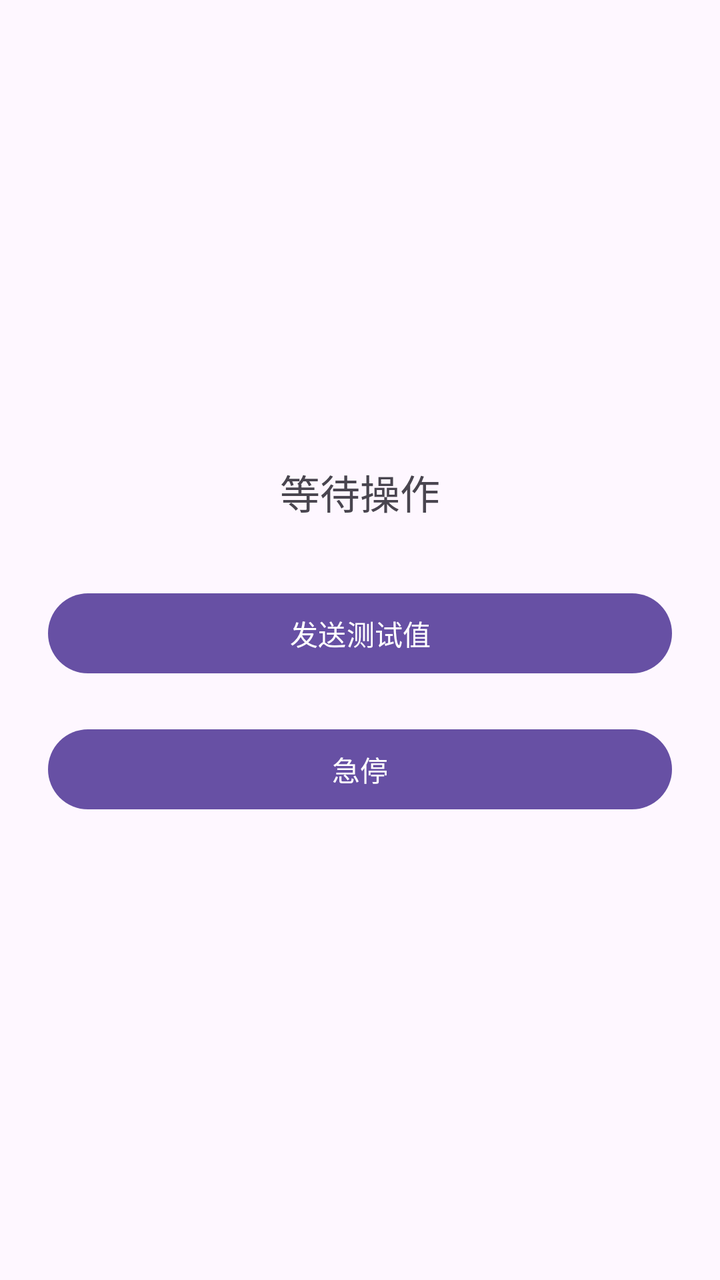
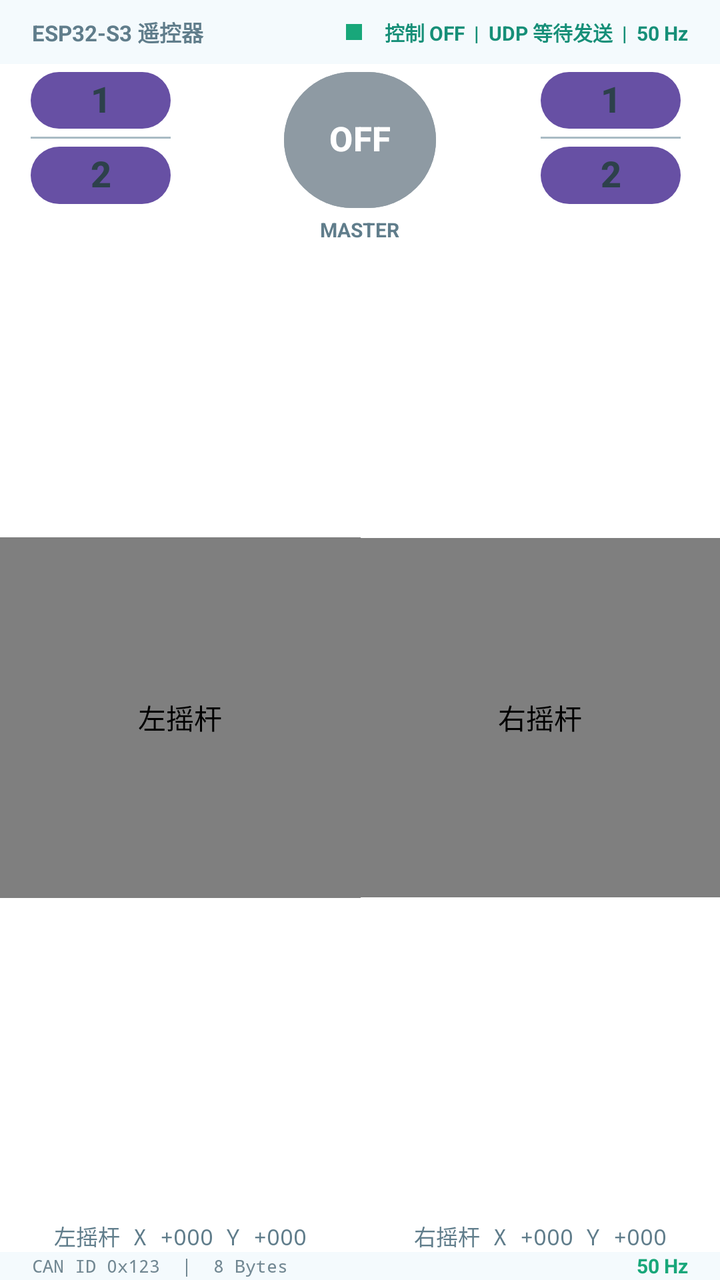

Two renders of the same Android screen: before a commit and after it. Below are the layout's source before the change and the commit's diff.
<!-- AndroidManifest.xml: application theme Theme._1027esp32rx -->
<!-- res/layout/activity_main.xml -->
<?xml version="1.0" encoding="utf-8"?>
<LinearLayout xmlns:android="http://schemas.android.com/apk/res/android"
    android:id="@+id/main"
    android:layout_width="match_parent"
    android:layout_height="match_parent"
    android:orientation="vertical"
    android:gravity="center"
    android:padding="24dp">

    <TextView
        android:id="@+id/statusText"
        android:layout_width="wrap_content"
        android:layout_height="wrap_content"
        android:text="等待操作"
        android:textSize="20sp"
        android:layout_marginBottom="32dp" />

    <Button
        android:id="@+id/sendButton"
        android:layout_width="match_parent"
        android:layout_height="wrap_content"
        android:text="发送测试值" />

    <Button
        android:id="@+id/stopButton"
        android:layout_width="match_parent"
        android:layout_height="wrap_content"
        android:text="急停"
        android:layout_marginTop="20dp" />

</LinearLayout>
<!-- resources referenced by this layout -->
<resources>
  <style name="Theme._1027esp32rx" parent="Base.Theme._1027esp32rx" />
  <style name="Base.Theme._1027esp32rx" parent="Theme.Material3.DayNight.NoActionBar">
          
          
      </style>
</resources>

<!-- the commit's change to res/layout/activity_main.xml (unified diff, before → after) -->
@@ -1,31 +1,287 @@
 <?xml version="1.0" encoding="utf-8"?>
 <LinearLayout xmlns:android="http://schemas.android.com/apk/res/android"
+    xmlns:app="http://schemas.android.com/apk/res-auto"
+    xmlns:tools="http://schemas.android.com/tools"
     android:id="@+id/main"
     android:layout_width="match_parent"
     android:layout_height="match_parent"
+    android:background="#F4FAFD"
+    android:keepScreenOn="true"
     android:orientation="vertical"
-    android:gravity="center"
-    android:padding="24dp">
-
-    <TextView
-        android:id="@+id/statusText"
-        android:layout_width="wrap_content"
-        android:layout_height="wrap_content"
-        android:text="等待操作"
-        android:textSize="20sp"
-        android:layout_marginBottom="32dp" />
-
-    <Button
-        android:id="@+id/sendButton"
+    tools:context=".MainActivity">
+
+    
+    <LinearLayout
         android:layout_width="match_parent"
-        android:layout_height="wrap_content"
-        android:text="发送测试值" />
-
-    <Button
-        android:id="@+id/stopButton"
+        android:layout_height="32dp"
+        android:gravity="center_vertical"
+        android:orientation="horizontal"
+        android:paddingStart="16dp"
+        android:paddingEnd="16dp">
+
+        <TextView
+            android:layout_width="0dp"
+            android:layout_height="wrap_content"
+            android:layout_weight="1"
+            android:text="ESP32-S3 遥控器"
+            android:textColor="#607D8B"
+            android:textSize="11sp"
+            android:textStyle="bold" />
+
+        <View
+            android:id="@+id/statusDot"
+            android:layout_width="8dp"
+            android:layout_height="8dp"
+            android:layout_marginEnd="6dp"
+            android:background="#18A77A" />
+
+        <TextView
+            android:id="@+id/statusText"
+            android:layout_width="0dp"
+            android:layout_height="wrap_content"
+            android:layout_weight="1"
+            android:gravity="end"
+            android:ellipsize="end"
+            android:maxLines="1"
+            android:text="控制 OFF  |  UDP 等待发送  |  50 Hz"
+            android:textColor="#168F78"
+            android:textSize="10sp"
+            android:textStyle="bold" />
+
+    </LinearLayout>
+
+    
+    <androidx.constraintlayout.widget.ConstraintLayout
         android:layout_width="match_parent"
-        android:layout_height="wrap_content"
-        android:text="急停"
-        android:layout_marginTop="20dp" />
+        android:layout_height="0dp"
+        android:layout_marginStart="0dp"
+        android:layout_marginEnd="0dp"
+        android:layout_weight="1"
+        android:background="#FFFFFF"
+        android:padding="0dp">
+
+        <androidx.constraintlayout.widget.Guideline
+            android:id="@+id/centerGuide"
+            android:layout_width="wrap_content"
+            android:layout_height="wrap_content"
+            android:orientation="vertical"
+            app:layout_constraintGuide_percent="0.5006916" />
+
+        
+        <LinearLayout
+            android:id="@+id/leftGearButton"
+            android:layout_width="70dp"
+            android:layout_height="74dp"
+            android:orientation="vertical"
+            app:layout_constraintEnd_toStartOf="@id/centerGuide"
+            app:layout_constraintHorizontal_bias="0.14"
+            app:layout_constraintStart_toStartOf="parent"
+            app:layout_constraintTop_toTopOf="parent">
+
+            <Button
+                android:id="@+id/leftGear1Button"
+                android:layout_width="match_parent"
+                android:layout_height="0dp"
+                android:layout_weight="1"
+                android:gravity="center"
+                android:includeFontPadding="false"
+                android:minWidth="0dp"
+                android:minHeight="0dp"
+                android:padding="0dp"
+                android:text="1"
+                android:textColor="#2D414B"
+                android:textSize="18sp"
+                android:textStyle="bold" />
+
+            <View
+                android:layout_width="match_parent"
+                android:layout_height="1dp"
+                android:background="#A9BBC4" />
+
+            <Button
+                android:id="@+id/leftGear2Button"
+                android:layout_width="match_parent"
+                android:layout_height="0dp"
+                android:layout_weight="1"
+                android:gravity="center"
+                android:includeFontPadding="false"
+                android:minWidth="0dp"
+                android:minHeight="0dp"
+                android:padding="0dp"
+                android:text="2"
+                android:textColor="#2D414B"
+                android:textSize="18sp"
+                android:textStyle="bold" />
+        </LinearLayout>
+
+        
+        <Button
+            android:id="@+id/powerButton"
+            android:layout_width="76dp"
+            android:layout_height="76dp"
+            android:backgroundTint="#8E9AA3"
+            android:gravity="center"
+            android:includeFontPadding="false"
+            android:lineSpacingExtra="-2dp"
+            android:minWidth="0dp"
+            android:minHeight="0dp"
+            android:padding="0dp"
+            android:text="OFF"
+            android:textAlignment="center"
+            android:textColor="#FFFFFF"
+            android:textSize="17sp"
+            android:textStyle="bold"
+            app:layout_constraintEnd_toEndOf="parent"
+            app:layout_constraintStart_toStartOf="parent"
+            app:layout_constraintTop_toTopOf="parent" />
+
+        <TextView
+            android:id="@+id/masterSwitchLabel"
+            android:layout_width="wrap_content"
+            android:layout_height="wrap_content"
+            android:text="MASTER"
+            android:textColor="#607D8B"
+            android:textSize="10sp"
+            android:textStyle="bold"
+            app:layout_constraintEnd_toEndOf="@id/powerButton"
+            app:layout_constraintStart_toStartOf="@id/powerButton"
+            app:layout_constraintTop_toBottomOf="@id/powerButton" />
+
+        
+        <LinearLayout
+            android:id="@+id/rightGearButton"
+            android:layout_width="70dp"
+            android:layout_height="74dp"
+            android:orientation="vertical"
+            app:layout_constraintEnd_toEndOf="parent"
+            app:layout_constraintHorizontal_bias="0.82"
+            app:layout_constraintStart_toEndOf="@id/centerGuide"
+            app:layout_constraintTop_toTopOf="parent">
+
+            <Button
+                android:id="@+id/rightGear1Button"
+                android:layout_width="match_parent"
+                android:layout_height="0dp"
+                android:layout_weight="1"
+                android:gravity="center"
+                android:includeFontPadding="false"
+                android:minWidth="0dp"
+                android:minHeight="0dp"
+                android:padding="0dp"
+                android:text="1"
+                android:textColor="#2D414B"
+                android:textSize="18sp"
+                android:textStyle="bold" />
+
+            <View
+                android:layout_width="match_parent"
+                android:layout_height="1dp"
+                android:background="#A9BBC4" />
+
+            <Button
+                android:id="@+id/rightGear2Button"
+                android:layout_width="match_parent"
+                android:layout_height="0dp"
+                android:layout_weight="1"
+                android:gravity="center"
+                android:includeFontPadding="false"
+                android:minWidth="0dp"
+                android:minHeight="0dp"
+                android:padding="0dp"
+                android:text="2"
+                android:textColor="#2D414B"
+                android:textSize="18sp"
+                android:textStyle="bold" />
+        </LinearLayout>
+
+        
+        <com.example.a1027esp32rx.JoystickView
+            android:id="@+id/leftJoystick"
+            android:layout_width="0dp"
+            android:layout_height="0dp"
+            android:layout_marginStart="0dp"
+            android:layout_marginTop="2dp"
+            android:layout_marginEnd="0dp"
+            android:layout_marginBottom="0dp"
+            android:contentDescription="左摇杆"
+            app:layout_constraintBottom_toTopOf="@id/leftCoordinates"
+            app:layout_constraintDimensionRatio="1:1"
+            app:layout_constraintEnd_toStartOf="@id/centerGuide"
+            app:layout_constraintStart_toStartOf="parent"
+            app:layout_constraintTop_toBottomOf="@id/leftGearButton" />
+
+        
+        <com.example.a1027esp32rx.JoystickView
+            android:id="@+id/rightJoystick"
+            android:layout_width="0dp"
+            android:layout_height="0dp"
+            android:layout_marginStart="0dp"
+            android:layout_marginTop="2dp"
+            android:layout_marginEnd="0dp"
+            android:layout_marginBottom="0dp"
+            android:contentDescription="右摇杆"
+            app:layout_constraintBottom_toTopOf="@id/rightCoordinates"
+            app:layout_constraintDimensionRatio="1:1"
+            app:layout_constraintEnd_toEndOf="parent"
+            app:layout_constraintStart_toEndOf="@id/centerGuide"
+            app:layout_constraintTop_toBottomOf="@id/rightGearButton" />
+
+        
+        <TextView
+            android:id="@+id/leftCoordinates"
+            android:layout_width="wrap_content"
+            android:layout_height="wrap_content"
+            android:fontFamily="monospace"
+            android:text="左摇杆 X +000 Y +000"
+            android:textColor="#607D8B"
+            android:textSize="11sp"
+            app:layout_constraintBottom_toBottomOf="parent"
+            app:layout_constraintEnd_toStartOf="@id/centerGuide"
+            app:layout_constraintStart_toStartOf="parent" />
+
+        
+        <TextView
+            android:id="@+id/rightCoordinates"
+            android:layout_width="wrap_content"
+            android:layout_height="wrap_content"
+            android:fontFamily="monospace"
+            android:text="右摇杆 X +000 Y +000"
+            android:textColor="#607D8B"
+            android:textSize="11sp"
+            app:layout_constraintBottom_toBottomOf="parent"
+            app:layout_constraintEnd_toEndOf="parent"
+            app:layout_constraintStart_toEndOf="@id/centerGuide" />
+
+    </androidx.constraintlayout.widget.ConstraintLayout>
+
+    
+    <LinearLayout
+        android:layout_width="match_parent"
+        android:layout_height="14dp"
+        android:gravity="center_vertical"
+        android:orientation="horizontal"
+        android:paddingStart="16dp"
+        android:paddingEnd="16dp">
+
+        <TextView
+            android:id="@+id/outputText"
+            android:layout_width="0dp"
+            android:layout_height="wrap_content"
+            android:layout_weight="1"
+            android:fontFamily="monospace"
+            android:text="CAN ID 0x123  |  8 Bytes"
+            android:textColor="#718792"
+            android:textSize="9sp" />
+
+        <TextView
+            android:id="@+id/rateText"
+            android:layout_width="wrap_content"
+            android:layout_height="wrap_content"
+            android:text="50 Hz"
+            android:textColor="#18A77A"
+            android:textSize="10sp"
+            android:textStyle="bold" />
+
+    </LinearLayout>
 
 </LinearLayout>
<!-- resource entries referenced after the edit -->
@@ -4,6 +4,11 @@
   <style name="Base.Theme._1027esp32rx" parent="Theme.Material3.DayNight.NoActionBar">
           
           
+          <item name="android:windowFullscreen">true</item>
+          <item name="android:windowNoTitle">true</item>
+          <item name="android:statusBarColor">@android:color/transparent</item>
+          <item name="android:navigationBarColor">@android:color/transparent</item>
+          <item name="android:windowLightStatusBar">false</item>
       </style>
 </resources>
 
